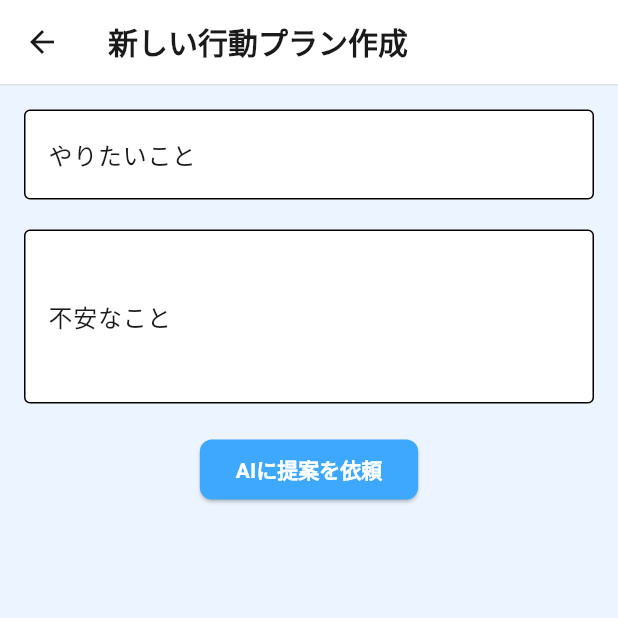
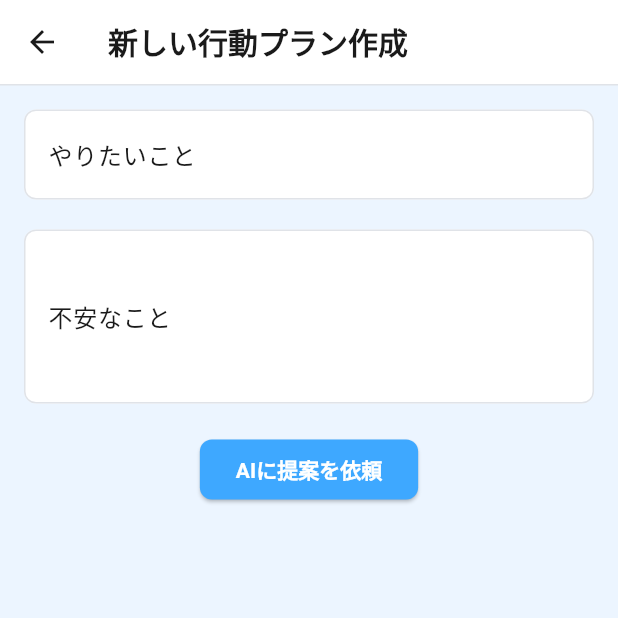
Before and after one commit to 1noseA/anshin_step, a Flutter app: the Chat screen opened directly, on a phone screen of 412 x 824 dp, the top half of it. Run offline on Flutter 3.47's test engine with Material 3 defaults, Android fonts, the phone set to English and light mode, and no system bars; our stand-ins replace cloud_firestore, firebase_auth, firebase_core, flutter_dotenv, flutter_riverpod, freezed_annotation and 1 more; accounts and stored records are empty.

Commit message:
チャット画面もプロフィール設定画面に合わせて修正

```diff
--- a/lib/pages/chat.dart
+++ b/lib/pages/chat.dart
@@ -314,10 +314,29 @@ class _ChatState extends ConsumerState<Chat> {
                 children: [
                   TextField(
                     controller: _goalController,
-                    decoration: const InputDecoration(
+                    decoration: InputDecoration(
                       labelText: 'やりたいこと',
                       hintText: '達成したい目標を入力',
+                      filled: true,
+                      fillColor: Colors.white,
+                      border: OutlineInputBorder(
+                        borderRadius: BorderRadius.circular(8),
+                        borderSide: const BorderSide(color: Color(0xFFE0E3E8)),
+                      ),
+                      enabledBorder: OutlineInputBorder(
+                        borderRadius: BorderRadius.circular(8),
+                        borderSide: const BorderSide(color: Color(0xFFE0E3E8)),
+                      ),
+                      focusedBorder: OutlineInputBorder(
+                        borderRadius: BorderRadius.circular(8),
+                        borderSide: const BorderSide(
+                            color: Color(0xFF3EA8FF), width: 2),
+                      ),
+                      labelStyle: const TextStyle(color: Color(0xFF1A1A1A)),
+                      floatingLabelStyle:
+                          const TextStyle(color: Color(0xFF1A1A1A)),
                     ),
+                    cursorColor: const Color(0xFF3EA8FF),
                     keyboardType: TextInputType.text,
                     textInputAction: TextInputAction.next,
                     enableSuggestions: true,
@@ -327,10 +346,29 @@ class _ChatState extends ConsumerState<Chat> {
                   const SizedBox(height: 20),
                   TextField(
                     controller: _concernController,
-                    decoration: const InputDecoration(
+                    decoration: InputDecoration(
                       labelText: '不安なこと',
                       hintText: '心配な点や障害を入力',
+                      filled: true,
+                      fillColor: Colors.white,
+                      border: OutlineInputBorder(
+                        borderRadius: BorderRadius.circular(8),
+                        borderSide: const BorderSide(color: Color(0xFFE0E3E8)),
+                      ),
+                      enabledBorder: OutlineInputBorder(
+                        borderRadius: BorderRadius.circular(8),
+                        borderSide: const BorderSide(color: Color(0xFFE0E3E8)),
+                      ),
+                      focusedBorder: OutlineInputBorder(
+                        borderRadius: BorderRadius.circular(8),
+                        borderSide: const BorderSide(
+                            color: Color(0xFF3EA8FF), width: 2),
+                      ),
+                      labelStyle: const TextStyle(color: Color(0xFF1A1A1A)),
+                      floatingLabelStyle:
+                          const TextStyle(color: Color(0xFF1A1A1A)),
                     ),
+                    cursorColor: const Color(0xFF3EA8FF),
                     maxLines: 3,
                     keyboardType: TextInputType.text,
                     textInputAction: TextInputAction.done,
```
Also changed, not shown: lib/pages/profile.dart (+12 -6 lines).
